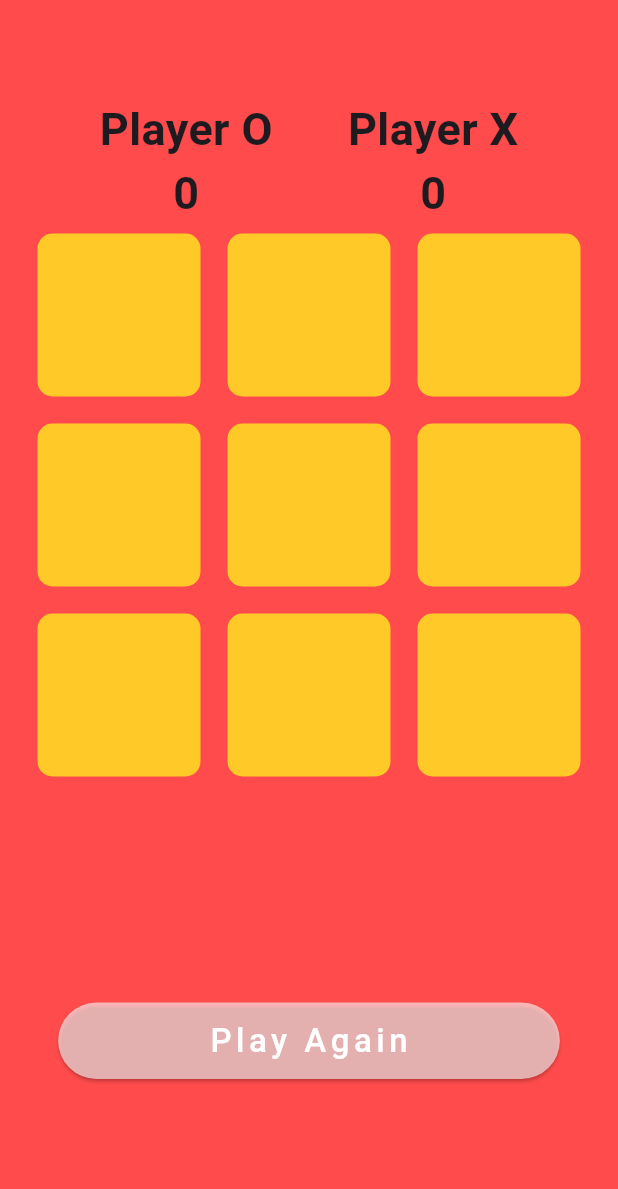
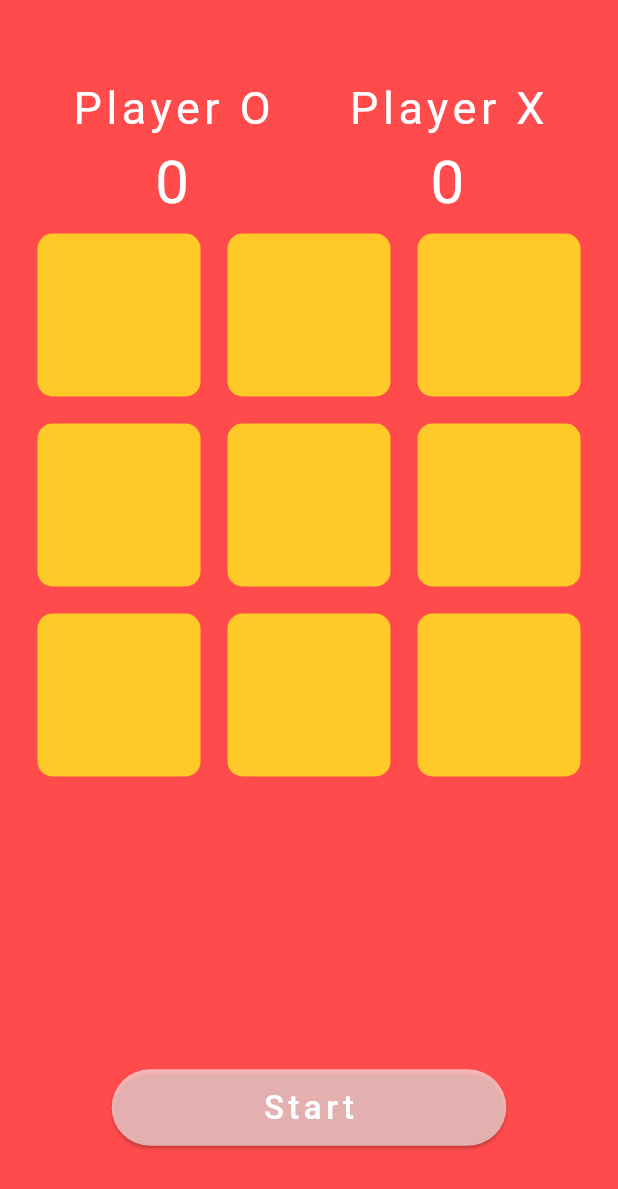
Before and after one commit to neelislam/tic_tac_toe_game_with_flutter, a Flutter app: the screen it shows after launch, on a phone screen of 412 x 824 dp. Shown: the top 1189 px of the screen. Run offline on Flutter 3.47's test engine with Material 3 defaults, Android fonts, the phone set to English and light mode, and no system bars; our stand-ins replace google_fonts; Roboto replaces fonts that are missing (Coiny).

Commit message:
Color Fix needed

```diff
--- a/lib/screens/game.dart
+++ b/lib/screens/game.dart
@@ -18,7 +18,8 @@ class _gamePageState extends State<gamePage> {
   String resultDeclaration = '';
   bool winnerFound = false;
   List<String> displayXO = ['', '', '', '', '', '', '', '', ''];
-
+  List<int> matchedIndexes = [];
+  int attempts = 0;
   int oScore = 0;
   int xScore = 0;
   int filledBoxes = 0;
@@ -33,6 +34,29 @@ class _gamePageState extends State<gamePage> {
       fontSize: 22
     )
   );
+  static var customFontWhiteRes = GoogleFonts.coiny(
+      textStyle: TextStyle(
+          color: Colors.white,
+          letterSpacing: 3,
+          fontSize: 35
+      )
+  );
+
+  static var customFontWhitePlayer = GoogleFonts.coiny(
+      textStyle: TextStyle(
+          color: Colors.white,
+          letterSpacing: 3,
+          fontSize: 30
+      )
+  );
+  static var customFontWhiteScore = GoogleFonts.coiny(
+      textStyle: TextStyle(
+          color: Colors.white,
+          letterSpacing: 3,
+          fontSize: 40
+      )
+  );
+
   static var customFontWhiteTimer = GoogleFonts.coiny(
       textStyle: TextStyle(
           color: Colors.white,
@@ -78,29 +102,16 @@ class _gamePageState extends State<gamePage> {
                       Column(
                         mainAxisAlignment: MainAxisAlignment.end,
                         children: [
-                          Text('Player O', style: TextStyle(
-                            fontWeight: FontWeight.bold,
-                            fontSize: 30,
-                          ) ,),
-                          Text(oScore.toString(), style: TextStyle(
-                            fontWeight: FontWeight.bold,
-                            fontSize: 30,
-                          ) ,)
+                          Text('Player O', style: customFontWhitePlayer ,),
+                          Text(oScore.toString(), style: customFontWhiteScore,)
                         ],
                       ),
                       SizedBox(width: 50,),
                       Column(
                         mainAxisAlignment: MainAxisAlignment.end,
                         children: [
-                          Text('Player X', style: TextStyle(
-
-                            fontWeight: FontWeight.bold,
-                            fontSize: 30,
-                          ) ,),
-                          Text(xScore.toString(), style: TextStyle(
-                            fontWeight: FontWeight.bold,
-                            fontSize: 30,
-                          ) ,)
+                          Text('Player X', style: customFontWhitePlayer ,),
+                          Text(xScore.toString(), style: customFontWhiteScore,)
                         ],
                       ),
                     ],
@@ -129,7 +140,7 @@ class _gamePageState extends State<gamePage> {
                           width: 5,
                           color: MainColor.primaryColor,
                         ),
-                        color: MainColor.secondaryColor,
+                        color: matchedIndexes.contains(index)? MainColor.accentColor:   MainColor.secondaryColor,
                       ),
                       child: Center(
                         child: Text(
@@ -148,13 +159,15 @@ class _gamePageState extends State<gamePage> {
                 },
               ),
             ),
+
             Expanded(flex: 2,
                 child: Center(
                     child: Column(
                       mainAxisAlignment: MainAxisAlignment.center,
                       children: [
-                        Text(resultDeclaration, style: customFontWhite,),
-                        SizedBox(height: 10,),
+
+                        Text(resultDeclaration, style: customFontWhiteRes,),
+                        SizedBox(height: 80,),
                         _buildTimer()
                       ],
                     )
@@ -191,6 +204,8 @@ class _gamePageState extends State<gamePage> {
         displayXO[0] != '') {
       setState(() {
         resultDeclaration = 'Player ${displayXO[0]} Wins!';
+        matchedIndexes.addAll([0,1,2]);
+        stopTimer();
         _updateScore(displayXO[0]);
       });
     }
@@ -200,6 +215,9 @@ class _gamePageState extends State<gamePage> {
         displayXO[3] != '') {
       setState(() {
         resultDeclaration = 'Player ${displayXO[3]} Wins!';
+        matchedIndexes.addAll([3,4,5]);
+        stopTimer();
+
         _updateScore(displayXO[3]);
       });
     }
@@ -210,6 +228,8 @@ class _gamePageState extends State<gamePage> {
         displayXO[6] != '') {
       setState(() {
         resultDeclaration = 'Player ${displayXO[6]} Wins!';
+        matchedIndexes.addAll([6,7,8]);
+        stopTimer();
         _updateScore(displayXO[6]);
       });
     }
@@ -220,6 +240,8 @@ class _gamePageState extends State<gamePage> {
         displayXO[0] != '') {
       setState(() {
         resultDeclaration = 'Player ${displayXO[0]} Wins!';
+        matchedIndexes.addAll([0,3,6]);
+        stopTimer();
         _updateScore(displayXO[0]);
       });
     }
@@ -229,6 +251,8 @@ class _gamePageState extends State<gamePage> {
         displayXO[1] != '') {
       setState(() {
         resultDeclaration = 'Player ${displayXO[1]} Wins!';
+        matchedIndexes.addAll([1,4,7]);
+        stopTimer();
         _updateScore(displayXO[1]);
       });
     }
@@ -239,6 +263,8 @@ class _gamePageState extends State<gamePage> {
         displayXO[2] != '') {
       setState(() {
         resultDeclaration = 'Player ${displayXO[2]} Wins!';
+        matchedIndexes.addAll([2,5,8]);
+        stopTimer();
         _updateScore(displayXO[2]);
       });
     }
@@ -251,6 +277,8 @@ class _gamePageState extends State<gamePage> {
         displayXO[0] != '') {
       setState(() {
         resultDeclaration = 'Player ${displayXO[0]} Wins!';
+        matchedIndexes.addAll([0,4,8]);
+        stopTimer();
         _updateScore(displayXO[0]);
       });
     }
@@ -261,6 +289,8 @@ class _gamePageState extends State<gamePage> {
         displayXO[2] != '') {
       setState(() {
         resultDeclaration = 'Player ${displayXO[2]} Wins!';
+        matchedIndexes.addAll([2,4,6]);
+        stopTimer();
         _updateScore(displayXO[2]);
       });
     }
@@ -318,8 +348,10 @@ class _gamePageState extends State<gamePage> {
         onPressed: (){
           startTimer();
           _clearBoard();
+          attempts++;
         },
-        child: Text('Play Again',
+        child: Text(
+          attempts==0 ? 'Start' : 'Play Again',
           style: customFontWhite,
         )
     );
```
